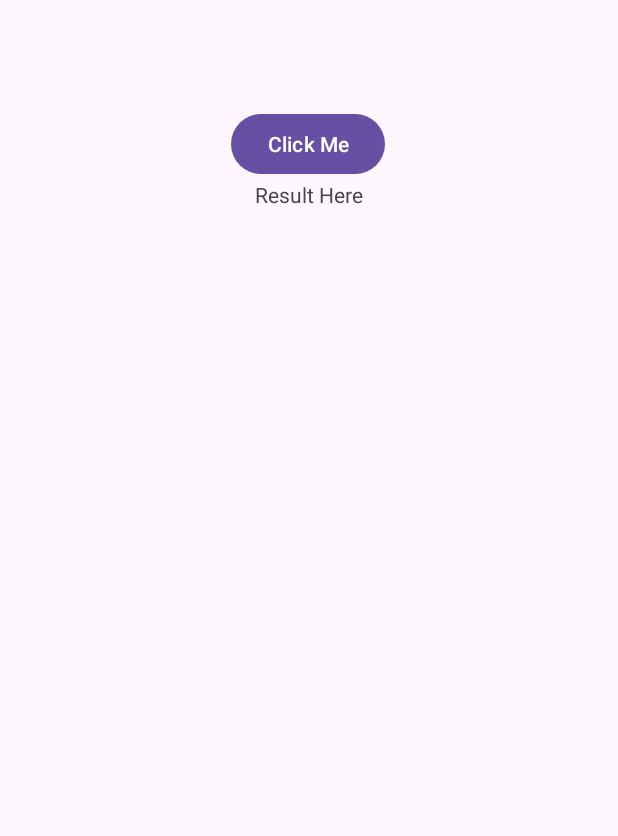
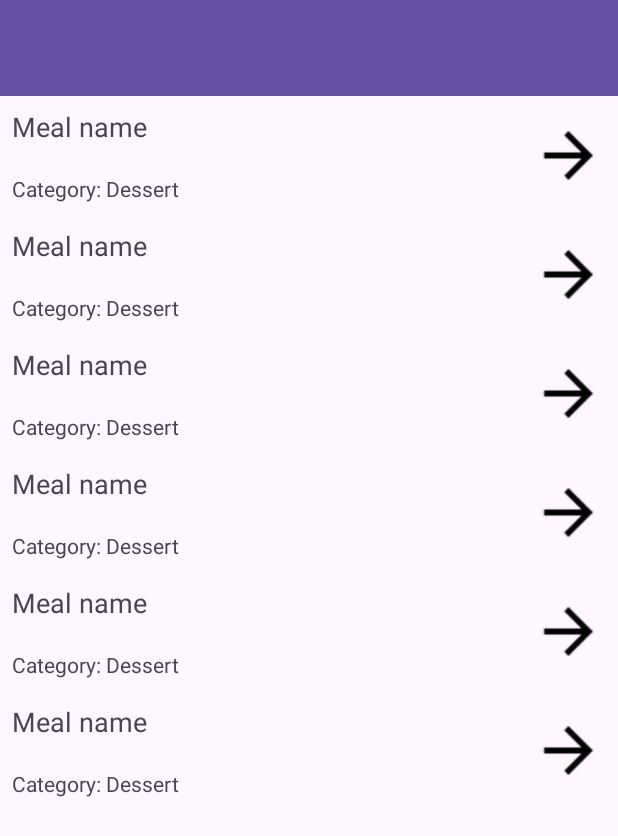
Before and after one commit to DeadKesar/Lab4Mob, an Android app: the layout activity_main.xml on its own in the app's theme, with its tools: preview values and no code run, on a phone screen of 412 x 824 dp. Shown: the top 836 px of the screen. Run offline under Robolectric (Android 15) with nearby library versions, the phone set to English and light mode, and no system bars.

Commit message:
версия 1.0

```diff
--- a/app/src/main/AndroidManifest.xml
+++ b/app/src/main/AndroidManifest.xml
@@ -1,7 +1,8 @@
 <?xml version="1.0" encoding="utf-8"?>
 <manifest xmlns:android="http://schemas.android.com/apk/res/android"
     xmlns:tools="http://schemas.android.com/tools">
-
+    <uses-permission android:name="android.permission.INTERNET"/>
+    <uses-permission android:name="android.permission.ACCESS_NETWORK_STATE" />
     <application
         android:allowBackup="true"
         android:dataExtractionRules="@xml/data_extraction_rules"
@@ -21,6 +22,9 @@
                 <category android:name="android.intent.category.LAUNCHER" />
             </intent-filter>
         </activity>
+        <activity
+            android:name=".Detail"
+            android:exported="false" />
     </application>
 
 </manifest>
--- a/app/src/main/res/layout/activity_main.xml
+++ b/app/src/main/res/layout/activity_main.xml
@@ -7,24 +7,28 @@
     android:layout_height="match_parent"
     tools:context=".MainActivity">
 
-    <Button
-        android:id="@+id/actionButton"
-        android:layout_width="wrap_content"
-        android:layout_height="wrap_content"
-        android:layout_marginTop="72dp"
-        android:text="Click Me"
-        app:layout_constraintEnd_toEndOf="parent"
-        app:layout_constraintHorizontal_bias="0.498"
-        app:layout_constraintStart_toStartOf="parent"
+    <androidx.appcompat.widget.Toolbar
+        android:id="@+id/toolbar"
+        android:layout_width="match_parent"
+        android:layout_height="?attr/actionBarSize"
+        android:background="?attr/colorPrimary"
+        app:titleTextColor="@android:color/white"
         app:layout_constraintTop_toTopOf="parent" />
+
+    <androidx.recyclerview.widget.RecyclerView
+        android:id="@+id/list"
+        android:layout_width="match_parent"
+        android:layout_height="0dp"
+        app:layoutManager="androidx.recyclerview.widget.LinearLayoutManager"
+        app:layout_constraintTop_toBottomOf="@id/toolbar"
+        app:layout_constraintBottom_toTopOf="@id/result"
+        tools:itemCount="20"
+        tools:listitem="@layout/meal_item" />
 
     <TextView
         android:id="@+id/result"
-        android:layout_width="wrap_content"
+        android:layout_width="match_parent"
         android:layout_height="wrap_content"
-        android:text="Result Here"
-        app:layout_constraintTop_toBottomOf="@id/actionButton"
-        app:layout_constraintStart_toStartOf="parent"
-        app:layout_constraintEnd_toEndOf="parent" />
-
+        android:textAlignment="center"
+        app:layout_constraintBottom_toBottomOf="parent" />
 </androidx.constraintlayout.widget.ConstraintLayout>
--- /dev/null
+++ b/app/src/main/res/layout/meal_item.xml
@@ -0,0 +1,38 @@
+<?xml version="1.0" encoding="utf-8"?>
+<LinearLayout xmlns:android="http://schemas.android.com/apk/res/android"
+    xmlns:tools="http://schemas.android.com/tools"
+    android:layout_width="match_parent"
+    android:layout_height="wrap_content"
+    android:gravity="center"
+    android:orientation="horizontal"
+    android:padding="8dp">
+    <LinearLayout
+        android:layout_width="0dp"
+        android:layout_height="wrap_content"
+        android:layout_weight="1"
+        android:orientation="vertical"
+        android:background="?android:selectableItemBackground">
+        <TextView
+            android:id="@+id/meal_name"
+            android:layout_width="match_parent"
+            android:layout_height="wrap_content"
+            android:layout_marginEnd="8dp"
+            android:textSize="18sp"
+            tools:text="Meal name" />
+        <TextView
+            android:id="@+id/meal_status"
+            android:layout_width="match_parent"
+            android:layout_height="wrap_content" />
+        <TextView
+            android:id="@+id/meal_category"
+            android:layout_width="match_parent"
+            android:layout_height="wrap_content"
+            android:textSize="14sp"
+            tools:text="Category: Dessert" />
+    </LinearLayout>
+    <ImageView
+        android:layout_width="wrap_content"
+        android:layout_height="wrap_content"
+        android:contentDescription="@null"
+        android:src="@drawable/baseline_arrow_forward" />
+</LinearLayout>
--- a/app/src/main/res/values/strings.xml
+++ b/app/src/main/res/values/strings.xml
@@ -1,3 +1,6 @@
 <resources>
     <string name="app_name">Lab4Mob</string>
+    <string name="area">Area: %1$s</string>
+    <string name="area2">Зона: %1$s</string>
+    <string name="category_in_mealAdapter">Категоря: %1$s</string>
 </resources>
```
Also changed, not shown: app/build.gradle.kts (+10 -1 lines), app/src/main/java/com/example/lab4mob/BaseActivity.kt (added, +19 -0 lines), app/src/main/java/com/example/lab4mob/Detail.kt (added, +33 -0 lines), app/src/main/java/com/example/lab4mob/MainActivity.kt (+24 -21 lines), app/src/main/java/com/example/lab4mob/MainViewModel.kt (deleted, +0 -44 lines), app/src/main/java/com/example/lab4mob/MealAdapter.kt (added, +78 -0 lines), app/src/main/java/com/example/lab4mob/MealItem.kt (added, +31 -0 lines), app/src/main/java/com/example/lab4mob/MealViewModel.kt (added, +69 -0 lines), app/src/main/res/layout/detail.xml (added, +48 -0 lines), gradle/libs.versions.toml (+11 -0 lines), app/src/main/res/drawable/baseline_arrow_forward.png (added).
